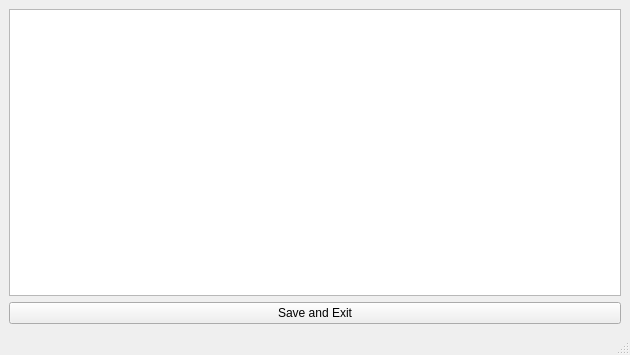
First picture: the form in mainwindow.ui, repository proton/yoctoEd, before the edit.
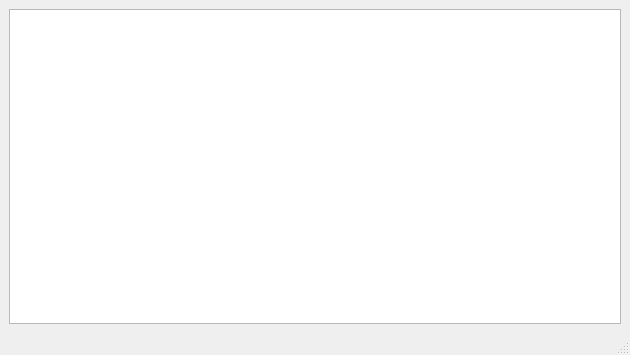
Second picture: the form after the edit.

Diff of the .ui file:
```diff
--- a/mainwindow.ui
+++ b/mainwindow.ui
@@ -18,13 +18,6 @@
     <item>
      <widget class="QPlainTextEdit" name="textEdit"/>
     </item>
-    <item>
-     <widget class="QPushButton" name="pushButton">
-      <property name="text">
-       <string>Save and Exit</string>
-      </property>
-     </widget>
-    </item>
    </layout>
   </widget>
   <widget class="QMenuBar" name="menubar">
```
Left out of the diff: 10 changed lines with no effect on the pictures.
